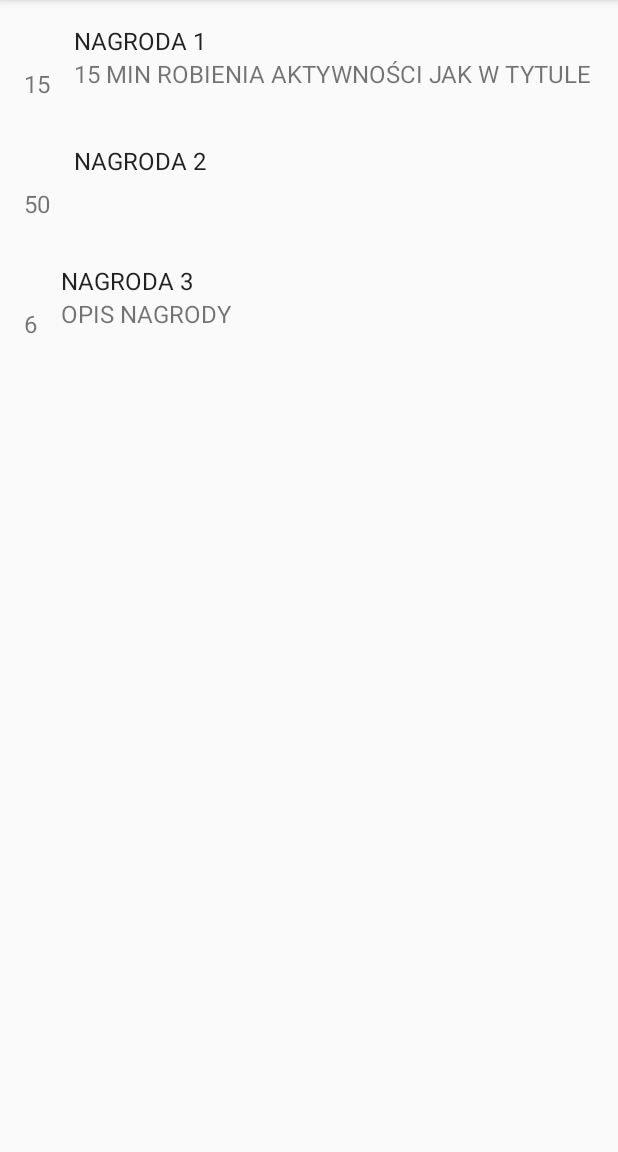
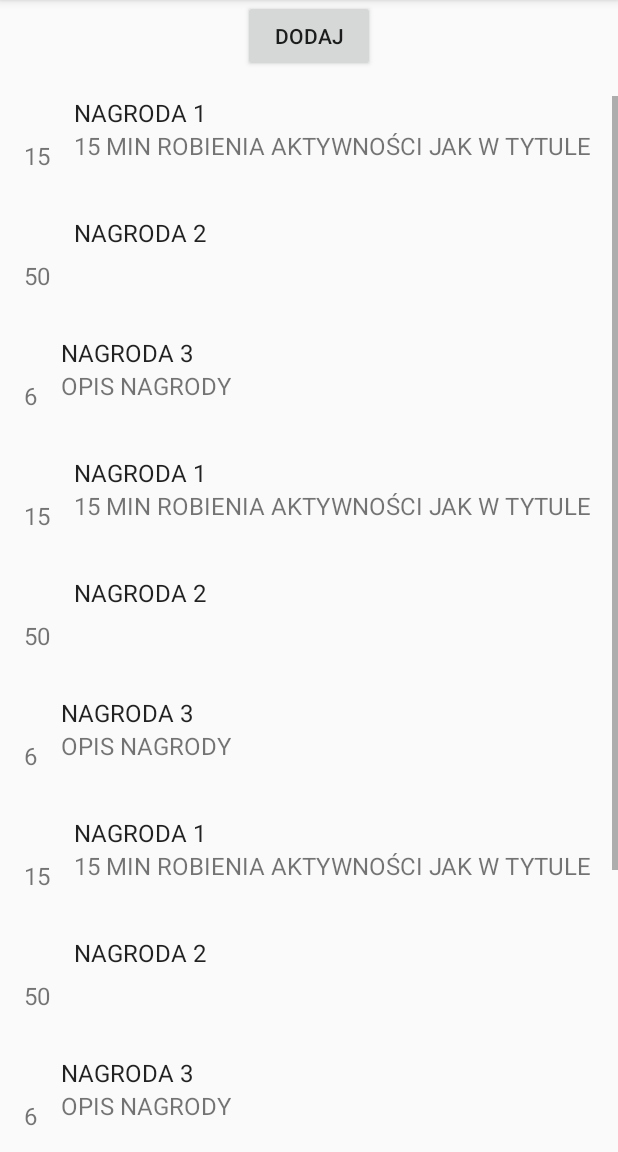
Before and after one commit to obajzuza/Procrastination-app, an Android app: the PrizesActivity screen opened directly, with no data from a screen before it, on a phone screen of 412 x 824 dp, the part 84-1236 px from its top. Run offline under Robolectric (Android 15) with nearby library versions, the phone set to English and light mode, and no system bars.

Commit message:
Adds buttons to add new tasks and prizes

```diff
--- a/app/src/main/java/com/akzo/procrastinationapp/PrizesListFragment.java
+++ b/app/src/main/java/com/akzo/procrastinationapp/PrizesListFragment.java
@@ -35,6 +35,15 @@ public class PrizesListFragment extends Fragment {
         PrizeData[] exampleData = new PrizeData[] {
                 new PrizeData("Nagroda 1", "15 min robienia aktywności jak w tytule", 15, false),
                 new PrizeData("Nagroda 2", "", 50, false),
+                new PrizeData("Nagroda 3", "opis nagrody", 6, false),
+                new PrizeData("Nagroda 1", "15 min robienia aktywności jak w tytule", 15, false),
+                new PrizeData("Nagroda 2", "", 50, false),
+                new PrizeData("Nagroda 3", "opis nagrody", 6, false),
+                new PrizeData("Nagroda 1", "15 min robienia aktywności jak w tytule", 15, false),
+                new PrizeData("Nagroda 2", "", 50, false),
+                new PrizeData("Nagroda 3", "opis nagrody", 6, false),
+                new PrizeData("Nagroda 1", "15 min robienia aktywności jak w tytule", 15, false),
+                new PrizeData("Nagroda 2", "", 50, false),
                 new PrizeData("Nagroda 3", "opis nagrody", 6, false)
         };
 
--- a/app/src/main/res/layout/activity_prizes.xml
+++ b/app/src/main/res/layout/activity_prizes.xml
@@ -6,9 +6,23 @@
     android:layout_height="match_parent"
     tools:context=".PrizesActivity">
 
+    <Button
+        android:id="@+id/switchButton"
+        android:layout_width="wrap_content"
+        android:layout_height="wrap_content"
+        android:onClick="switchFragments"
+        android:text="@string/add"
+        app:layout_constraintEnd_toEndOf="parent"
+        app:layout_constraintStart_toStartOf="parent"
+        app:layout_constraintTop_toTopOf="parent" />
+
     <FrameLayout
         android:id="@+id/prizePlaceholder"
         android:layout_width="match_parent"
-        android:layout_height="match_parent" />
+        android:layout_height="match_parent"
+        android:layout_marginTop="48dp"
+        app:layout_constraintEnd_toEndOf="parent"
+        app:layout_constraintStart_toStartOf="parent"
+        app:layout_constraintTop_toBottomOf="@+id/switchButton" />
 
 </androidx.constraintlayout.widget.ConstraintLayout>
--- a/app/src/main/res/layout/fragment_add_prize.xml
+++ b/app/src/main/res/layout/fragment_add_prize.xml
@@ -90,7 +90,8 @@
             android:id="@+id/button"
             android:layout_width="match_parent"
             android:layout_height="wrap_content"
-            android:text="Dodaj" />
+            android:onClick="addPrize"
+            android:text="@string/add" />
     </LinearLayout>
 
 </FrameLayout>
--- a/app/src/main/res/layout/fragment_add_task.xml
+++ b/app/src/main/res/layout/fragment_add_task.xml
@@ -105,7 +105,8 @@
             android:id="@+id/button"
             android:layout_width="match_parent"
             android:layout_height="wrap_content"
-            android:text="Dodaj" />
+            android:onClick="addTask"
+            android:text="@string/add" />
     </LinearLayout>
 
 </FrameLayout>
--- a/app/src/main/res/values/strings.xml
+++ b/app/src/main/res/values/strings.xml
@@ -6,7 +6,8 @@
     <string name="points">punkty do wydania</string>
     <string name="recent_task">Ostatnie zadanie:</string>
     <string name="recent_prize">Ostatnia nagroda:</string>
-
+    <string name="add">Dodaj</string>
+    <string name="reject">Odrzuć</string>
     <!-- TODO: Remove or change this placeholder text -->
     <string name="hello_blank_fragment">Hello blank fragment</string>
 </resources>
--- a/app/src/main/res/values/styles.xml
+++ b/app/src/main/res/values/styles.xml
@@ -7,8 +7,8 @@
         <item name="colorPrimaryDark">@color/colorPrimaryDark</item>
         <item name="colorAccent">@color/colorAccent</item>
 
-            <item name="textAllCaps">true</item>
-            <item name="android:textAllCaps">true</item>
+        <item name="textAllCaps">true</item>
+        <item name="android:textAllCaps">true</item>
 
     </style>
 
```
Also changed, not shown: app/src/main/java/com/akzo/procrastinationapp/AddPrizeFragment.java (+5 -24 lines), app/src/main/java/com/akzo/procrastinationapp/AddTaskFragment.java (+4 -7 lines), app/src/main/java/com/akzo/procrastinationapp/PrizesActivity.java (+19 -0 lines), app/src/main/java/com/akzo/procrastinationapp/TasksActivity.java (+17 -0 lines), app/src/main/res/layout/activity_tasks.xml (+15 -1 lines), app/src/main/res/menu/menu.xml (added, +9 -0 lines).
